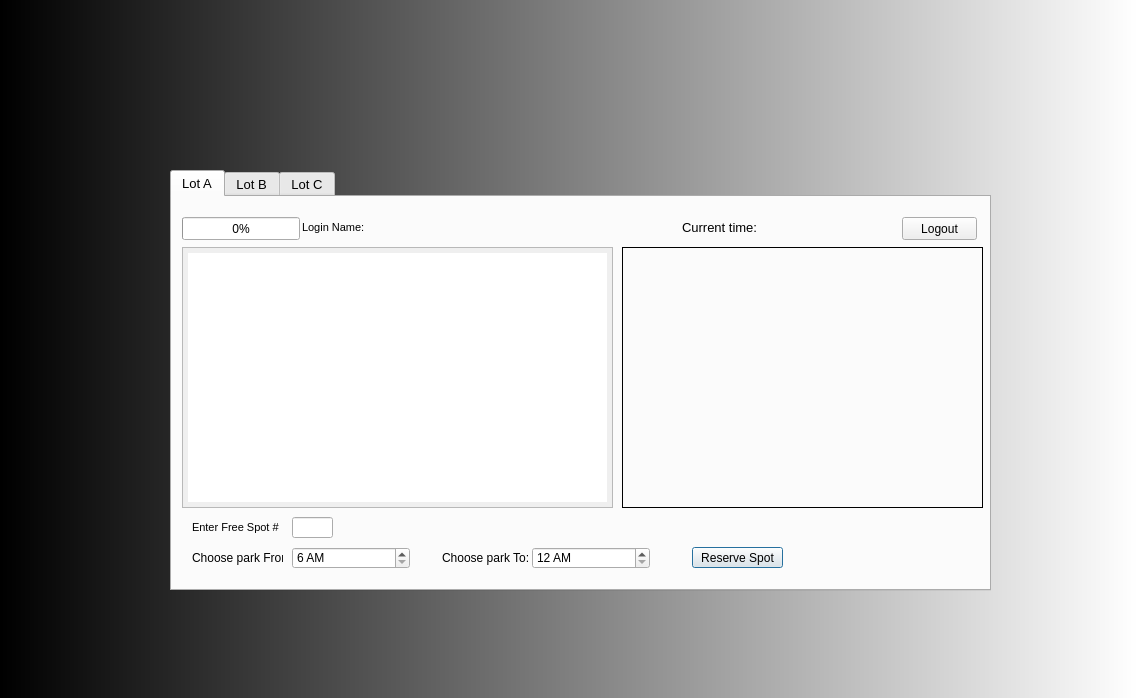
MikeSharko/ParkinAppQT, file dialog.ui: the form before one commit.
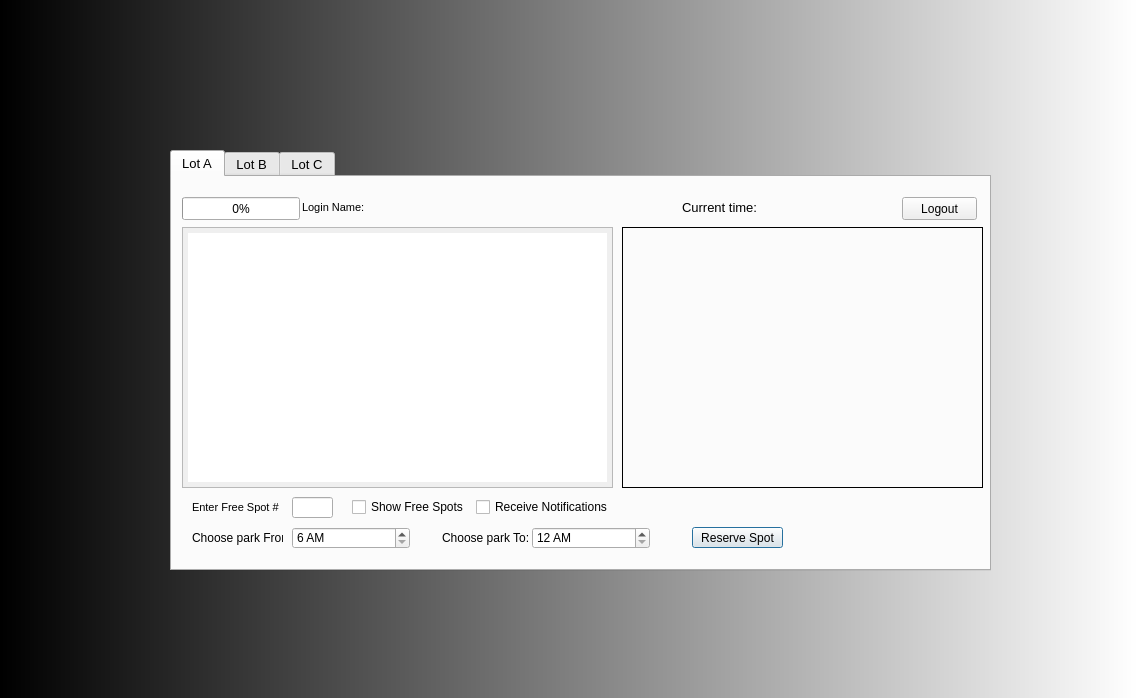
The form after the commit. Icons and pictures are not drawn.

```diff
--- a/dialog.ui
+++ b/dialog.ui
@@ -57,7 +57,7 @@
    <property name="geometry">
     <rect>
      <x>170</x>
-     <y>170</y>
+     <y>150</y>
      <width>821</width>
      <height>421</height>
     </rect>
@@ -360,6 +360,32 @@
       <string>Logout</string>
      </property>
     </widget>
+    <widget class="QWidget" name="">
+     <property name="geometry">
+      <rect>
+       <x>180</x>
+       <y>320</y>
+       <width>261</width>
+       <height>21</height>
+      </rect>
+     </property>
+     <layout class="QHBoxLayout" name="horizontalLayout">
+      <item>
+       <widget class="QCheckBox" name="checkBox">
+        <property name="text">
+         <string>Show Free Spots</string>
+        </property>
+       </widget>
+      </item>
+      <item>
+       <widget class="QCheckBox" name="checkBox_2">
+        <property name="text">
+         <string>Receive Notifications</string>
+        </property>
+       </widget>
+      </item>
+     </layout>
+    </widget>
    </widget>
    <widget class="QWidget" name="Lot_b">
     <attribute name="title">
```
Left out of the diff: 26 changed lines with no effect on the pictures.
